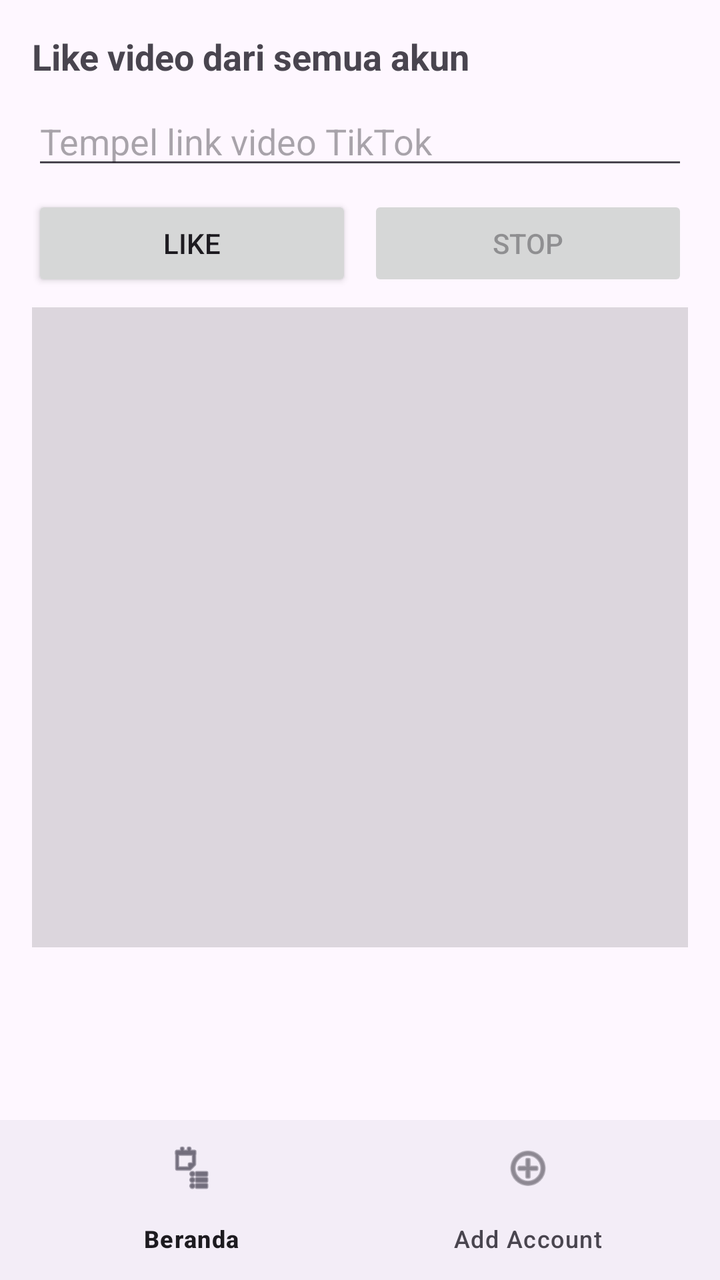
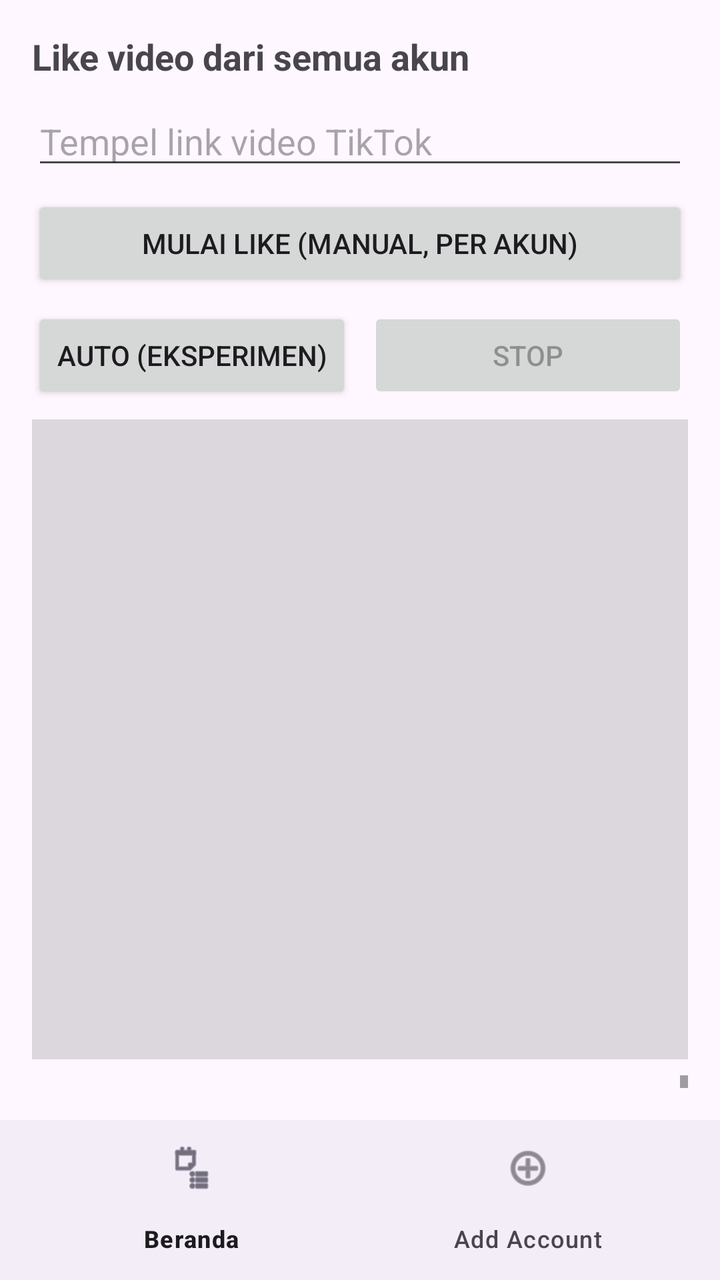

Before-and-after screenshots of an Android layout around one commit, followed by the original layout XML and the change that was made.
<!-- AndroidManifest.xml: application theme Theme.TikTokLike -->
<!-- res/layout/activity_main.xml -->
<?xml version="1.0" encoding="utf-8"?>
<LinearLayout xmlns:android="http://schemas.android.com/apk/res/android"
    android:layout_width="match_parent"
    android:layout_height="match_parent"
    android:fitsSystemWindows="true"
    android:orientation="vertical">

    <FrameLayout
        android:layout_width="match_parent"
        android:layout_height="0dp"
        android:layout_weight="1">

        
        <LinearLayout
            android:id="@+id/homeView"
            android:layout_width="match_parent"
            android:layout_height="match_parent"
            android:orientation="vertical"
            android:padding="16dp">

            <TextView
                android:layout_width="wrap_content"
                android:layout_height="wrap_content"
                android:text="Like video dari semua akun"
                android:textSize="18sp"
                android:textStyle="bold" />

            <EditText
                android:id="@+id/etUrl"
                android:layout_width="match_parent"
                android:layout_height="wrap_content"
                android:layout_marginTop="8dp"
                android:hint="Tempel link video TikTok"
                android:inputType="textUri"
                android:maxLines="2" />

            <LinearLayout
                android:layout_width="match_parent"
                android:layout_height="wrap_content"
                android:layout_marginTop="8dp"
                android:orientation="horizontal">

                <Button
                    android:id="@+id/btnLike"
                    android:layout_width="0dp"
                    android:layout_height="wrap_content"
                    android:layout_weight="1"
                    android:text="Like" />

                <Button
                    android:id="@+id/btnStop"
                    android:layout_width="0dp"
                    android:layout_height="wrap_content"
                    android:layout_marginStart="8dp"
                    android:layout_weight="1"
                    android:enabled="false"
                    android:text="Stop" />
            </LinearLayout>

            
            <FrameLayout
                android:id="@+id/runContainer"
                android:layout_width="match_parent"
                android:layout_height="320dp"
                android:layout_marginTop="8dp"
                android:background="#22000000" />

            <ScrollView
                android:id="@+id/logScroll"
                android:layout_width="match_parent"
                android:layout_height="0dp"
                android:layout_marginTop="8dp"
                android:layout_weight="1">

                <TextView
                    android:id="@+id/tvLog"
                    android:layout_width="match_parent"
                    android:layout_height="wrap_content"
                    android:textIsSelectable="true"
                    android:textSize="13sp" />
            </ScrollView>
        </LinearLayout>

        
        <LinearLayout
            android:id="@+id/accountsView"
            android:layout_width="match_parent"
            android:layout_height="match_parent"
            android:orientation="vertical"
            android:padding="16dp"
            android:visibility="gone">

            <Button
                android:id="@+id/btnAdd"
                android:layout_width="match_parent"
                android:layout_height="wrap_content"
                android:text="+ Tambah akun" />

            <TextView
                android:id="@+id/tvAccInfo"
                android:layout_width="match_parent"
                android:layout_height="wrap_content"
                android:layout_marginTop="8dp"
                android:text="Tiap akun punya &quot;browser&quot; sendiri. Ketuk akun untuk login ulang atau hapus."
                android:textSize="13sp" />

            <ListView
                android:id="@+id/lvAccounts"
                android:layout_width="match_parent"
                android:layout_height="0dp"
                android:layout_marginTop="8dp"
                android:layout_weight="1" />
        </LinearLayout>
    </FrameLayout>

    <com.google.android.material.bottomnavigation.BottomNavigationView
        android:id="@+id/bottomNav"
        android:layout_width="match_parent"
        android:layout_height="wrap_content"
        app:menu="@menu/bottom_nav"
        xmlns:app="http://schemas.android.com/apk/res-auto" />
</LinearLayout>
<!-- resources referenced by this layout -->
<resources>
  <style name="Theme.TikTokLike" parent="Theme.Material3.DayNight.NoActionBar" />
</resources>

<!-- the commit's change to res/layout/activity_main.xml (unified diff, before → after) -->
@@ -34,6 +34,13 @@
                 android:inputType="textUri"
                 android:maxLines="2" />
 
+            <Button
+                android:id="@+id/btnManual"
+                android:layout_width="match_parent"
+                android:layout_height="wrap_content"
+                android:layout_marginTop="8dp"
+                android:text="Mulai like (manual, per akun)" />
+
             <LinearLayout
                 android:layout_width="match_parent"
                 android:layout_height="wrap_content"
@@ -45,7 +52,7 @@
                     android:layout_width="0dp"
                     android:layout_height="wrap_content"
                     android:layout_weight="1"
-                    android:text="Like" />
+                    android:text="Auto (eksperimen)" />
 
                 <Button
                     android:id="@+id/btnStop"
